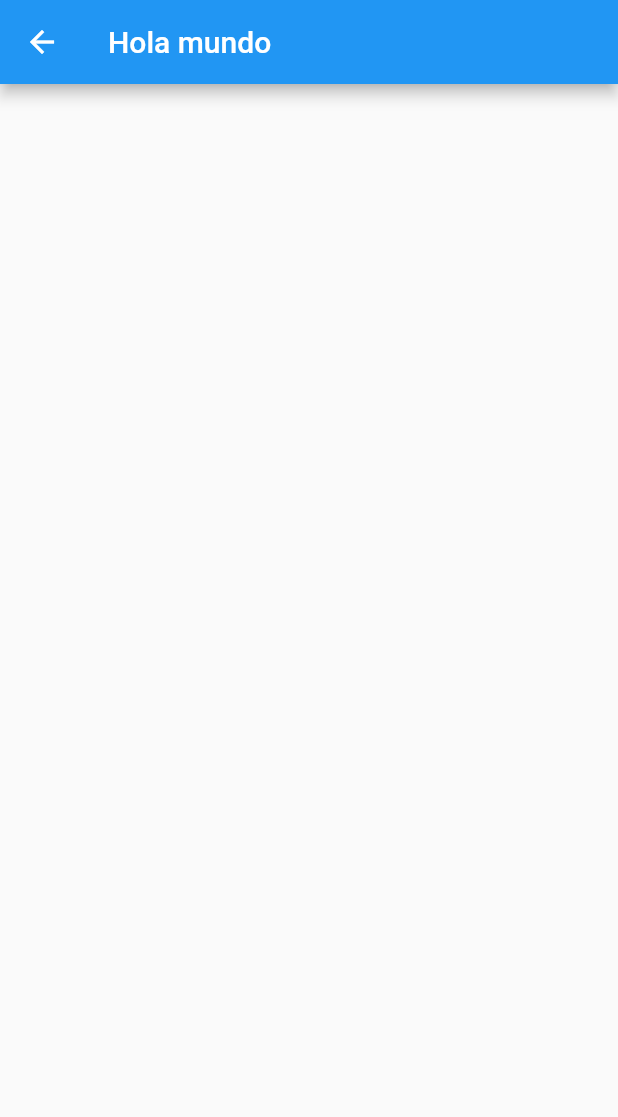
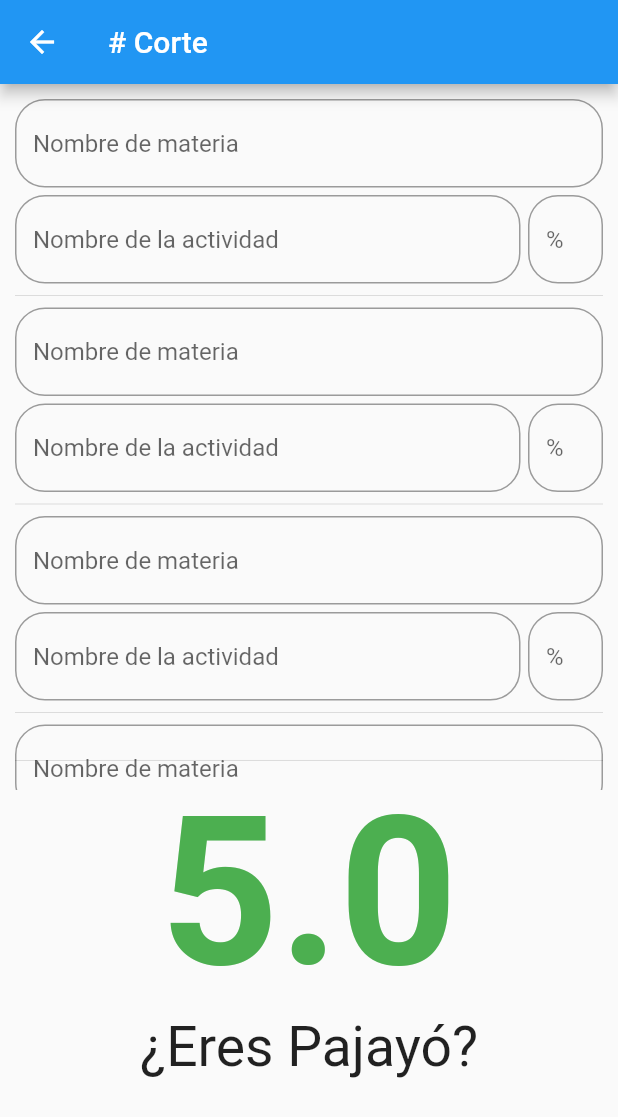
Before and after one commit to HectorPalacio/MiPromedio, a Flutter app: the DetalleCorte screen opened directly, on a phone screen of 412 x 824 dp. Shown: the top 1117 px of the screen. Run offline on Flutter 3.47's test engine with Material 2 defaults, Android fonts, the phone set to English and light mode, and no system bars; our stand-ins replace font_awesome_flutter.

Commit message:
Creación de detalles_corte

```diff
--- a/lib/src/pages/detalles_corte.dart
+++ b/lib/src/pages/detalles_corte.dart
@@ -1,3 +1,5 @@
+import 'dart:math';
+
 import 'package:flutter/material.dart';
 
 class DetalleCorte extends StatefulWidget {
@@ -10,7 +12,123 @@ class _DetalleCorteState extends State<DetalleCorte> {
   Widget build(BuildContext context) {
     return Scaffold(
       appBar: AppBar(
-        title: Text('Hola mundo'),
+        title: Text('# Corte'),
+      ),
+      body: _construirBody(),
+    );
+  }
+
+  Widget _construirBody() {
+    final double _sizeWidth = MediaQuery.of(context).size.width;
+    final double _sizeHeight = MediaQuery.of(context).size.height;
+    final double _diagonalSize =
+        sqrt((_sizeHeight * _sizeHeight) + (_sizeWidth * _sizeWidth));
+    return Padding(
+      padding: EdgeInsets.all(10),
+      child: Stack(
+        children: [
+          Align(
+            alignment: Alignment.bottomCenter,
+            child: ListView(
+              children: [
+                Column(
+                  children: [
+                    Container(
+                        margin: EdgeInsets.only(top: _diagonalSize * 0.47)),
+                    Divider(),
+                    Container(
+                      width: _sizeWidth,
+                      height: _sizeHeight * 0.3,
+                      child: Column(
+                        children: [
+                          Text(
+                            '5.0',
+                            style: TextStyle(
+                              color: Colors.green,
+                              fontSize: _diagonalSize * 0.15,
+                              fontWeight: FontWeight.bold,
+                            ),
+                          ),
+                          Text(
+                            '¿Eres Pajayó?',
+                            style: TextStyle(fontSize: _diagonalSize * 0.04),
+                          )
+                        ],
+                      ),
+                    ),
+                  ],
+                ),
+              ],
+            ),
+          ),
+          ListView(
+            physics: BouncingScrollPhysics(),
+            children: [
+              Container(
+                height: _diagonalSize * 0.5,
+                child: ListView.builder(
+                  physics: BouncingScrollPhysics(),
+                  itemCount: 20,
+                  itemBuilder: (context, index) {
+                    return Column(
+                      children: [
+                        TextField(
+                          // controller: controllerNombreText,
+                          //autofocus: true,
+                          textCapitalization: TextCapitalization.sentences,
+                          decoration: InputDecoration(
+                            border: OutlineInputBorder(
+                                borderRadius: BorderRadius.circular(20.0)),
+                            hintText: 'Nombre de materia',
+                            // labelText: 'Nombre de materia',
+                          ),
+                        ),
+                        SizedBox(height: 5),
+                        Row(
+                          children: [
+                            Expanded(
+                              child: TextField(
+                                // controller: controllerNombreText,
+                                //autofocus: true,
+                                textCapitalization:
+                                    TextCapitalization.sentences,
+                                decoration: InputDecoration(
+                                  border: OutlineInputBorder(
+                                      borderRadius:
+                                          BorderRadius.circular(20.0)),
+                                  hintText: 'Nombre de la actividad',
+                                  // labelText: 'Nombre de materia',
+                                ),
+                              ),
+                            ),
+                            SizedBox(width: 5),
+                            SizedBox(
+                              width: 50,
+                              child: TextField(
+                                // controller: controllerNombreText,
+                                //autofocus: true,
+                                textCapitalization:
+                                    TextCapitalization.sentences,
+                                decoration: InputDecoration(
+                                  border: OutlineInputBorder(
+                                      borderRadius:
+                                          BorderRadius.circular(20.0)),
+                                  hintText: '%',
+                                  // labelText: 'Nombre de materia',
+                                ),
+                              ),
+                            ),
+                          ],
+                        ),
+                        Divider(),
+                      ],
+                    );
+                  },
+                ),
+              ),
+            ],
+          ),
+        ],
       ),
     );
   }
--- a/pubspec.yaml
+++ b/pubspec.yaml
@@ -32,6 +32,7 @@ dependencies:
   path_provider: ^1.6.7
   get: ^3.13.2
   font_awesome_flutter: ^8.8.1
+  liquid_swipe: ^1.5.0
 
 dev_dependencies:
   flutter_test:
```
Also changed, not shown: pubspec.lock.
